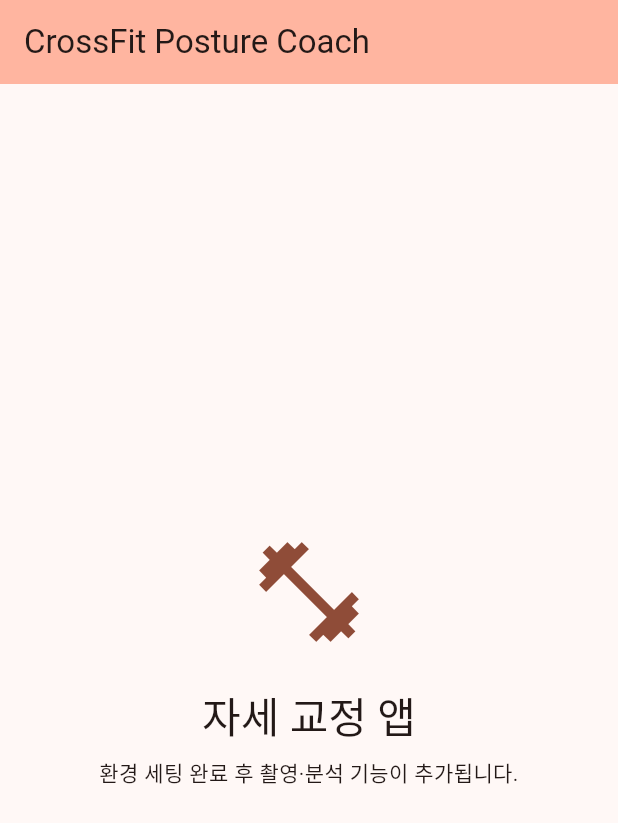
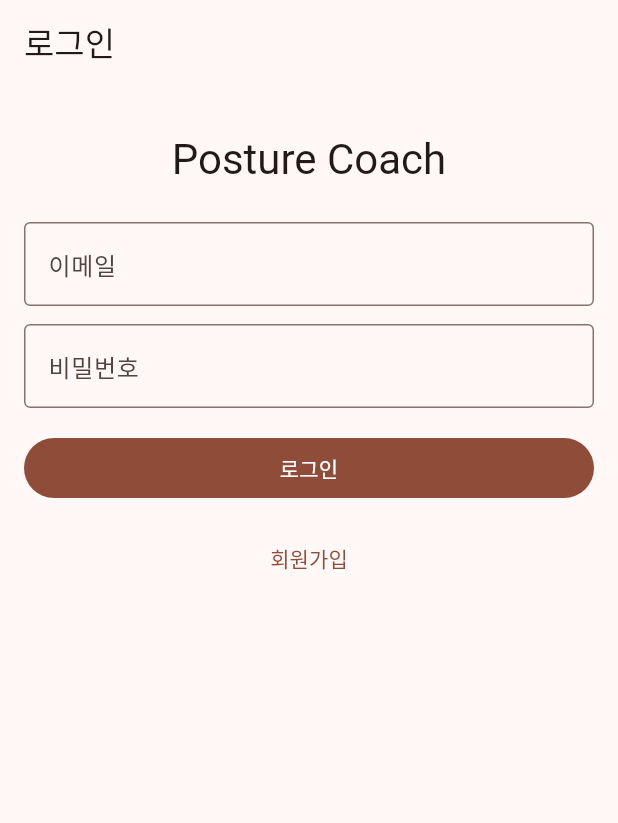
Before and after one commit to Whale2200d/fullstack_posture_coach, a Flutter app: the screen it shows after launch, on a phone screen of 412 x 824 dp. Shown: the top 823 px of the screen. Run offline on Flutter 3.47's test engine with Material 3 defaults, Android fonts, the light colour scheme and no system bars; our stand-ins replace firebase_auth, firebase_core; accounts and stored records are empty.

Commit message:
feat: Firebase Auth 로그인/회원가입 및 AuthGate 추가

```diff
--- a/lib/main.dart
+++ b/lib/main.dart
@@ -5,7 +5,7 @@
 import 'package:flutter/foundation.dart';
 import 'package:flutter/material.dart';
 
-import 'screens/home_screen.dart';
+import 'screens/auth/auth_gate.dart';
 
 Future<void> main() async {
   WidgetsFlutterBinding.ensureInitialized();
@@ -37,7 +37,7 @@
         colorScheme: ColorScheme.fromSeed(seedColor: Colors.deepOrange),
         useMaterial3: true,
       ),
-      home: const HomeScreen(),
+      home: AuthGate(),
     );
   }
 }
--- /dev/null
+++ b/lib/screens/auth/auth_gate.dart
@@ -0,0 +1,40 @@
+import 'package:firebase_core/firebase_core.dart';
+import 'package:flutter/material.dart';
+
+import '../../services/auth_service.dart';
+import '../home_screen.dart';
+import 'login_screen.dart';
+
+class AuthGate extends StatelessWidget {
+  AuthGate({super.key, AuthService? authService}) : _authService = authService;
+
+  final AuthService? _authService;
+
+  @override
+  Widget build(BuildContext context) {
+    // Firebase 설정이 없는 플랫폼(예: web/macos)에서도 앱이 깨지지 않도록 폴백.
+    if (Firebase.apps.isEmpty) {
+      return const HomeScreen();
+    }
+
+    final authService = _authService ?? AuthService();
+
+    return StreamBuilder(
+      stream: authService.authStateChanges(),
+      builder: (context, snapshot) {
+        if (snapshot.connectionState == ConnectionState.waiting) {
+          return const Scaffold(
+            body: Center(child: CircularProgressIndicator()),
+          );
+        }
+
+        final user = snapshot.data;
+        if (user == null) {
+          return LoginScreen(authService: authService);
+        }
+
+        return HomeScreen(authService: authService);
+      },
+    );
+  }
+}
--- /dev/null
+++ b/lib/screens/auth/login_screen.dart
@@ -0,0 +1,152 @@
+import 'package:flutter/material.dart';
+
+import '../../services/auth_service.dart';
+import 'signup_screen.dart';
+
+class LoginScreen extends StatefulWidget {
+  const LoginScreen({super.key, required this.authService});
+
+  final AuthService authService;
+
+  @override
+  State<LoginScreen> createState() => _LoginScreenState();
+}
+
+class _LoginScreenState extends State<LoginScreen> {
+  final _formKey = GlobalKey<FormState>();
+  final _emailController = TextEditingController();
+  final _passwordController = TextEditingController();
+
+  bool _isSubmitting = false;
+  String? _errorText;
+
+  @override
+  void dispose() {
+    _emailController.dispose();
+    _passwordController.dispose();
+    super.dispose();
+  }
+
+  Future<void> _submit() async {
+    setState(() {
+      _errorText = null;
+    });
+
+    if (!(_formKey.currentState?.validate() ?? false)) return;
+
+    setState(() {
+      _isSubmitting = true;
+    });
+
+    try {
+      await widget.authService.signInWithEmailPassword(
+        email: _emailController.text.trim(),
+        password: _passwordController.text,
+      );
+    } catch (e) {
+      setState(() {
+        _errorText = '로그인 실패: $e';
+      });
+    } finally {
+      if (mounted) {
+        setState(() {
+          _isSubmitting = false;
+        });
+      }
+    }
+  }
+
+  @override
+  Widget build(BuildContext context) {
+    return Scaffold(
+      appBar: AppBar(title: const Text('로그인')),
+      body: SafeArea(
+        child: ListView(
+          padding: const EdgeInsets.all(16),
+          children: [
+            const SizedBox(height: 16),
+            Text(
+              'Posture Coach',
+              style: Theme.of(context).textTheme.headlineMedium,
+              textAlign: TextAlign.center,
+            ),
+            const SizedBox(height: 24),
+            Form(
+              key: _formKey,
+              child: Column(
+                children: [
+                  TextFormField(
+                    controller: _emailController,
+                    keyboardType: TextInputType.emailAddress,
+                    decoration: const InputDecoration(
+                      labelText: '이메일',
+                      border: OutlineInputBorder(),
+                    ),
+                    validator: (value) {
+                      final v = (value ?? '').trim();
+                      if (v.isEmpty) return '이메일을 입력하세요.';
+                      if (!v.contains('@')) return '이메일 형식이 올바르지 않습니다.';
+                      return null;
+                    },
+                    autofillHints: const [AutofillHints.email],
+                  ),
+                  const SizedBox(height: 12),
+                  TextFormField(
+                    controller: _passwordController,
+                    obscureText: true,
+                    decoration: const InputDecoration(
+                      labelText: '비밀번호',
+                      border: OutlineInputBorder(),
+                    ),
+                    validator: (value) {
+                      final v = value ?? '';
+                      if (v.isEmpty) return '비밀번호를 입력하세요.';
+                      if (v.length < 6) return '비밀번호는 6자 이상이어야 합니다.';
+                      return null;
+                    },
+                    autofillHints: const [AutofillHints.password],
+                  ),
+                  const SizedBox(height: 16),
+                  if (_errorText != null) ...[
+                    Text(
+                      _errorText!,
+                      style: TextStyle(color: Theme.of(context).colorScheme.error),
+                    ),
+                    const SizedBox(height: 8),
+                  ],
+                  SizedBox(
+                    width: double.infinity,
+                    child: FilledButton(
+                      onPressed: _isSubmitting ? null : _submit,
+                      child: _isSubmitting
+                          ? const SizedBox(
+                              height: 18,
+                              width: 18,
+                              child: CircularProgressIndicator(strokeWidth: 2),
+                            )
+                          : const Text('로그인'),
+                    ),
+                  ),
+                  const SizedBox(height: 12),
+                  TextButton(
+                    onPressed: _isSubmitting
+                        ? null
+                        : () {
+                            Navigator.of(context).push(
+                              MaterialPageRoute(
+                                builder: (_) =>
+                                    SignUpScreen(authService: widget.authService),
+                              ),
+                            );
+                          },
+                    child: const Text('회원가입'),
+                  ),
+                ],
+              ),
+            ),
+          ],
+        ),
+      ),
+    );
+  }
+}
--- a/pubspec.yaml
+++ b/pubspec.yaml
@@ -14,6 +14,7 @@
     sdk: flutter
   cupertino_icons: ^1.0.8
   firebase_core: ^4.5.0
+  firebase_auth: ^6.2.0
 
 dev_dependencies:
   flutter_test:
```
Also changed, not shown: lib/screens/auth/signup_screen.dart (added, +152 -0 lines), lib/screens/home_screen.dart (+14 -1 lines), lib/services/auth_service.dart (added, +28 -0 lines), pubspec.lock, 3 other files.
